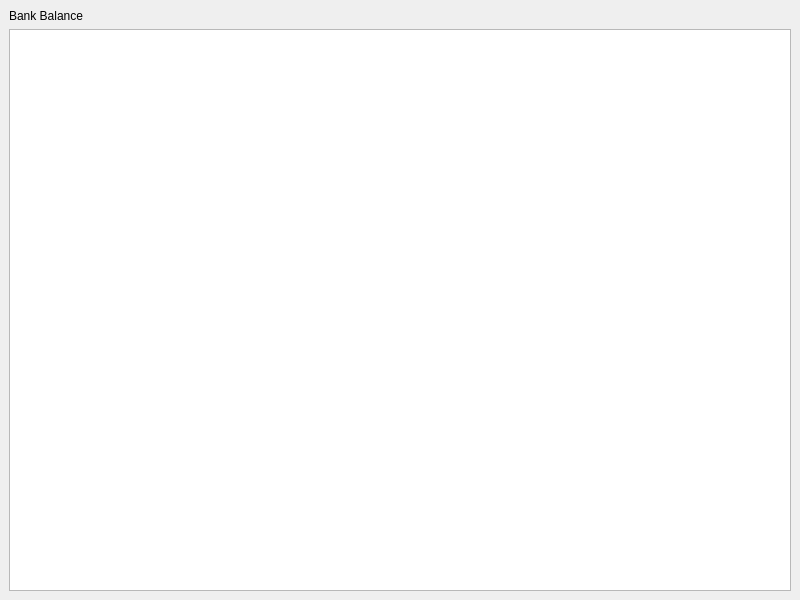
The window that views/BrowseDataView.ui (xcarol/wmm-qt) describes before a commit, drawn with Qt 5.
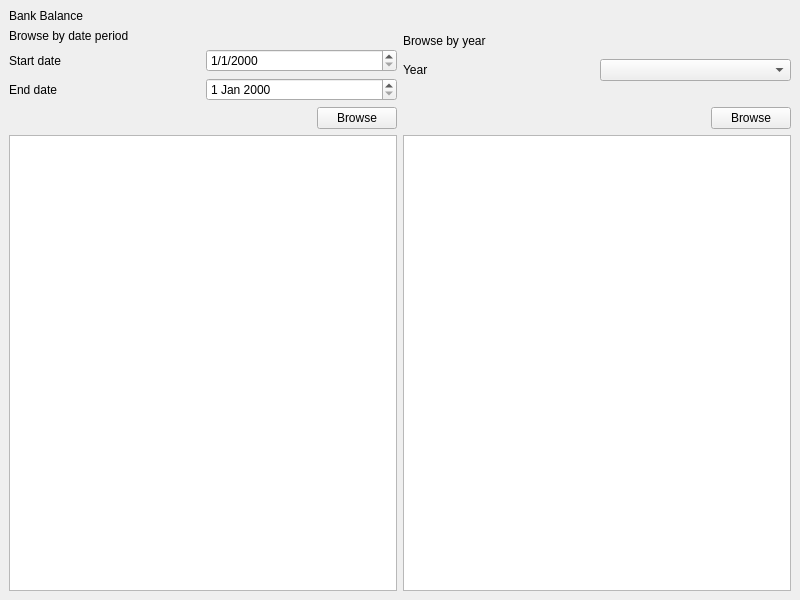
The same window after the commit.

Commit message: show amounts by banck and year period

The edit to the form file:
```diff
--- a/views/BrowseDataView.ui
+++ b/views/BrowseDataView.ui
@@ -16,22 +16,154 @@
     <widget class="QWidget" name="centralwidget">
       <layout class="QGridLayout" name="gridLayout">
         <item row="0" column="0">
-          <layout class="QVBoxLayout" name="verticalLayout">
-            <item>
               <widget class="QLabel" name="label">
                 <property name="text">
                   <string>Bank Balance</string>
                 </property>
               </widget>
             </item>
+    <item row="4" column="0">
+     <layout class="QHBoxLayout" name="horizontalLayout_2">
             <item>
-              <widget class="QTableWidget" name="balanceTable" />
-            </item>
-          </layout>
-        </item>
-      </layout>
-  </widget>
-  </widget>
-  <resources />
-  <connections />
+       <widget class="QTableWidget" name="bankTable"/>
+      </item>
+      <item>
+       <widget class="QTableWidget" name="categoryTable"/>
+      </item>
+     </layout>
+    </item>
+    <item row="2" column="0">
+     <layout class="QGridLayout" name="gridLayout_3">
+      <item row="0" column="0">
+       <layout class="QVBoxLayout" name="verticalLayout_2">
+        <item>
+         <widget class="QLabel" name="label_1">
+          <property name="text">
+           <string>Browse by date period</string>
+          </property>
+         </widget>
+        </item>
+        <item>
+         <layout class="QGridLayout" name="gridLayout_2">
+          <item row="0" column="0">
+           <widget class="QLabel" name="label_1">
+            <property name="text">
+             <string>Start date</string>
+            </property>
+           </widget>
+          </item>
+          <item row="1" column="1">
+           <widget class="QDateEdit" name="endDateEdit"/>
+          </item>
+          <item row="0" column="1">
+           <widget class="QDateEdit" name="startDateEdit">
+            <property name="displayFormat">
+             <string>d/M/yyyy</string>
+            </property>
+           </widget>
+          </item>
+          <item row="1" column="0">
+           <widget class="QLabel" name="label_2">
+            <property name="text">
+             <string>End date</string>
+            </property>
+           </widget>
+          </item>
+         </layout>
+        </item>
+        <item>
+         <layout class="QHBoxLayout" name="horizontalLayout">
+          <item>
+           <spacer name="horizontalSpacer">
+            <property name="orientation">
+             <enum>Qt::Horizontal</enum>
+            </property>
+            <property name="sizeHint" stdset="0">
+             <size>
+              <width>40</width>
+              <height>20</height>
+             </size>
+            </property>
+           </spacer>
+          </item>
+          <item>
+           <widget class="QPushButton" name="bydateButton">
+            <property name="text">
+             <string>Browse</string>
+            </property>
+           </widget>
+          </item>
+         </layout>
+        </item>
+       </layout>
+      </item>
+      <item row="0" column="1">
+       <layout class="QVBoxLayout" name="verticalLayout_2">
+        <item>
+         <widget class="QLabel" name="label_1">
+          <property name="sizePolicy">
+           <sizepolicy hsizetype="Preferred" vsizetype="Preferred">
+            <horstretch>0</horstretch>
+            <verstretch>0</verstretch>
+           </sizepolicy>
+          </property>
+          <property name="text">
+           <string>Browse by year</string>
+          </property>
+         </widget>
+        </item>
+        <item>
+         <layout class="QGridLayout" name="gridLayout_2">
+          <item row="0" column="0">
+           <widget class="QLabel" name="label_1">
+            <property name="text">
+             <string>Year</string>
+            </property>
+           </widget>
+          </item>
+          <item row="0" column="1">
+           <widget class="QComboBox" name="yearBox"/>
+          </item>
+          <item row="1" column="0">
+           <widget class="QLabel" name="label_1">
+            <property name="text">
+             <string/>
+            </property>
+           </widget>
+          </item>
+         </layout>
+        </item>
+        <item>
+         <layout class="QHBoxLayout" name="horizontalLayout">
+          <item>
+           <spacer name="horizontalSpacer">
+            <property name="orientation">
+             <enum>Qt::Horizontal</enum>
+            </property>
+            <property name="sizeHint" stdset="0">
+             <size>
+              <width>40</width>
+              <height>20</height>
+             </size>
+            </property>
+           </spacer>
+          </item>
+          <item>
+           <widget class="QPushButton" name="byyearButton">
+            <property name="text">
+             <string>Browse</string>
+            </property>
+           </widget>
+          </item>
+         </layout>
+        </item>
+       </layout>
+      </item>
+     </layout>
+    </item>
+   </layout>
+  </widget>
+ </widget>
+ <resources/>
+ <connections/>
 </ui>
```
Lines whose indentation alone changed are shown as unchanged. The commit also changes 4 other files.
